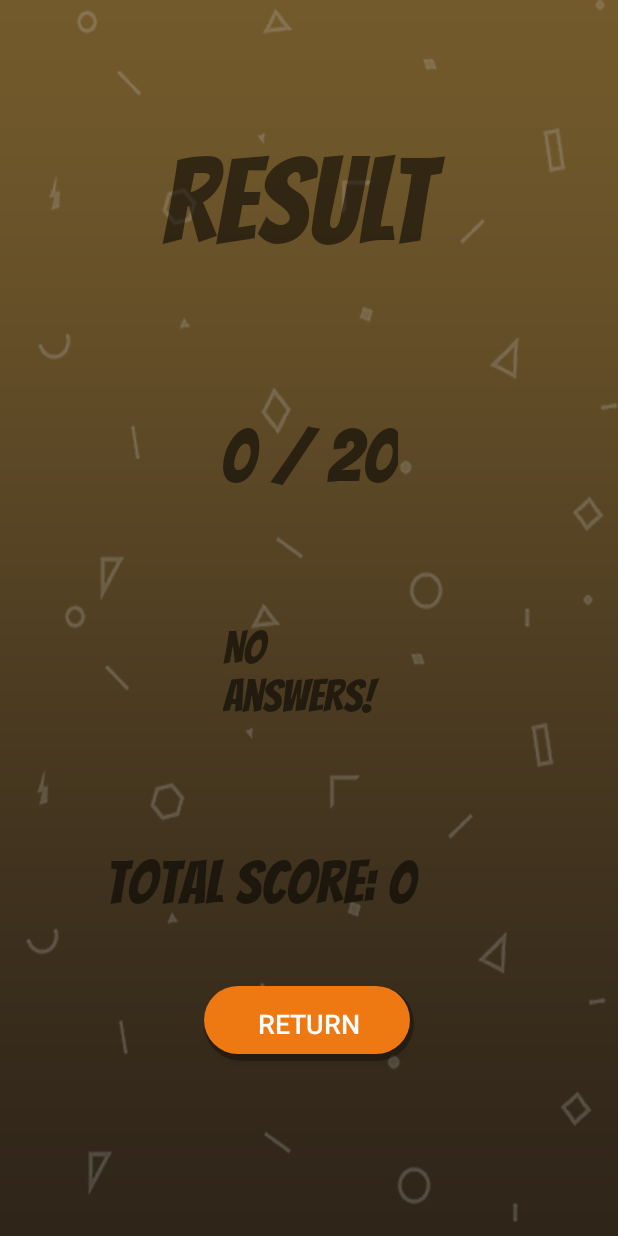
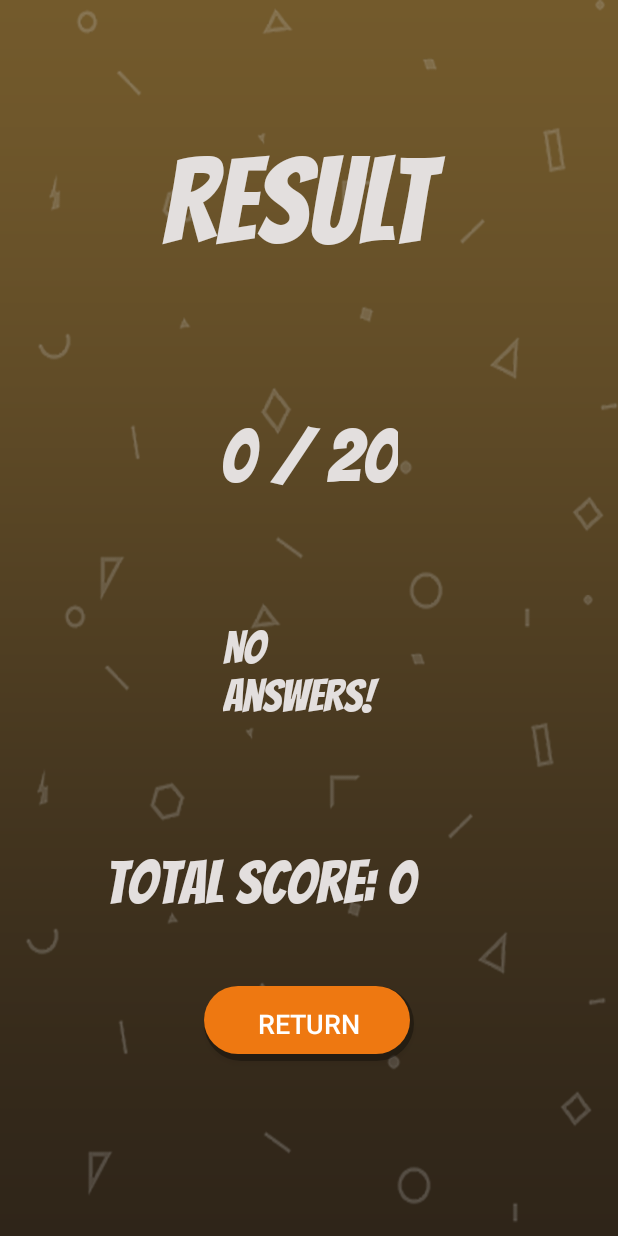
Before and after one commit to Geiko-jpg/POPSMARTS, an Android app: the ResultActivity screen opened directly, with no data from a screen before it, on a phone screen of 412 x 824 dp. Run offline under Robolectric (Android 15) with nearby library versions, the phone set to English and light mode, and no system bars.

Commit message:
PopSmarts2

```diff
--- a/PopSmarts2/app/src/main/res/layout/activity_result.xml
+++ b/PopSmarts2/app/src/main/res/layout/activity_result.xml
@@ -15,6 +15,7 @@
         android:layout_marginTop="50dp"
         android:text="RESULT"
         android:textSize="80sp"
+        android:textColor="@color/btnText"
         app:fontFamily="@font/bangers" />
 
     <TextView
@@ -24,6 +25,7 @@
         android:layout_marginTop="60dp"
         android:text="3 / 5"
         android:textSize="50sp"
+        android:textColor="@color/btnText"
         app:fontFamily="@font/bangers" />
 
     <TextView
@@ -34,6 +36,7 @@
         android:layout_marginTop="60dp"
         android:text="Message"
         android:textSize="30sp"
+        android:textColor="@color/btnText"
         app:fontFamily="@font/bangers" />
 
     <TextView
@@ -43,6 +46,7 @@
         android:layout_marginTop="60dp"
         android:text="Total Score : 333"
         android:textSize="40sp"
+        android:textColor="@color/btnText"
         app:fontFamily="@font/bangers" />
 
     <Button
--- a/PopSmarts2/app/src/main/res/layout/activity_start.xml
+++ b/PopSmarts2/app/src/main/res/layout/activity_start.xml
@@ -15,6 +15,7 @@
         android:layout_marginTop="80dp"
         android:text="POP Smarts!"
         android:textSize="60sp"
+        android:textColor="@color/btnText"
         app:fontFamily="@font/bangers" />
 
     <Button
```
